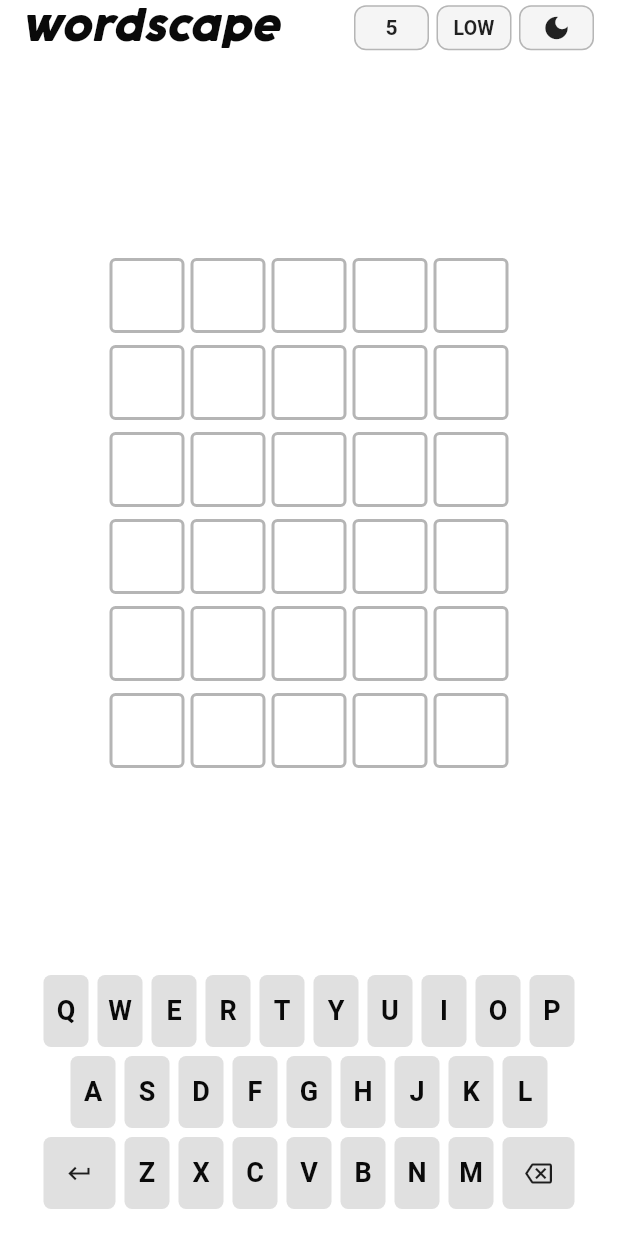
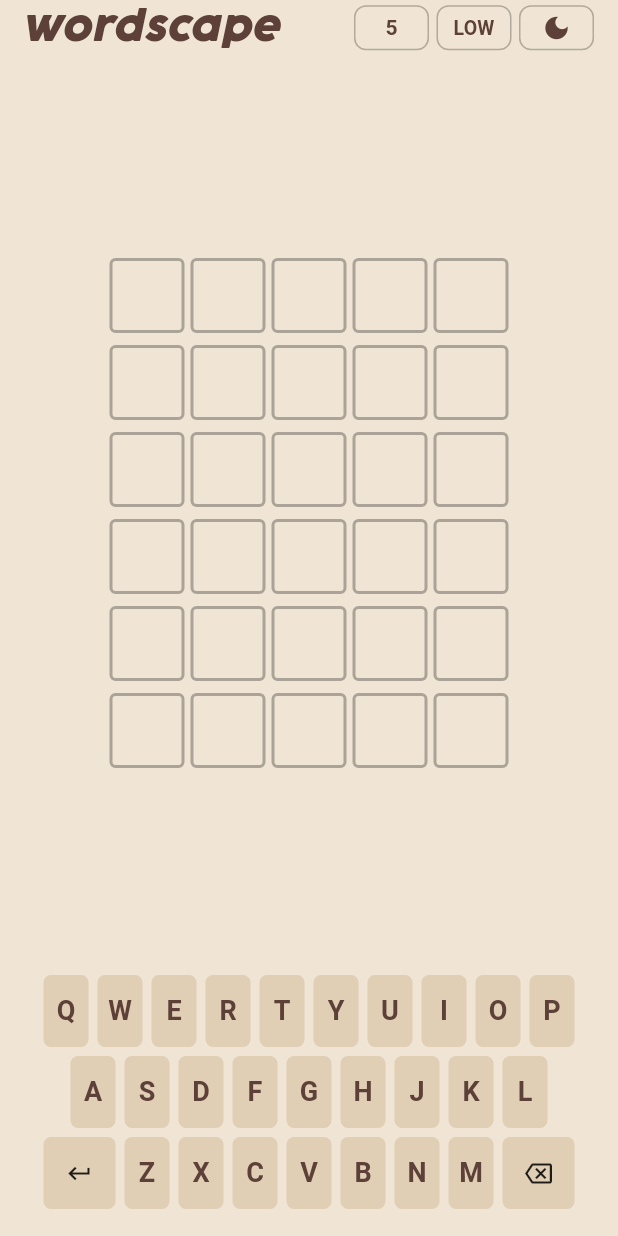
Before and after one commit to Rachit311299/wordle, a Flutter app: the screen it shows after launch, on a phone screen of 412 x 824 dp. Run offline on Flutter 3.47's test engine with Material 3 defaults, Android fonts, the light colour scheme and no system bars; our stand-ins replace flutter_riverpod, lottie, shared_preferences; project files that could hold a hidden picture were left out.

Commit message:
Theme overhaul

```diff
--- a/lib/providers/game_state_provider.dart
+++ b/lib/providers/game_state_provider.dart
@@ -147,7 +147,7 @@ class GameStateNotifier extends StateNotifier<GameState> {
       if (!state.wordBank.contains(currentAttempt)) {
         print("Enter Valid Word");
         CustomToast.show(context, "Not a valid word",
-            backgroundColor: const Color.fromARGB(255, 110, 110, 110),
+            backgroundColor: const Color(0xFF6B5645),
             shake: true,
             duration: Duration(seconds: 1));
 
@@ -184,7 +184,7 @@ class GameStateNotifier extends StateNotifier<GameState> {
         CustomToast.show(
           context,
           "Great! You've solved",
-          backgroundColor: Colors.green,
+          backgroundColor: AppTheme.gameColors.correctColor,
         );
         return;
       }
@@ -201,7 +201,7 @@ class GameStateNotifier extends StateNotifier<GameState> {
         CustomToast.show(
           context,
           "Game Over",
-          backgroundColor: Colors.red,
+          backgroundColor: AppTheme.gameColors.incorrectColor,
           shake: true,
         );
         HapticFeedback.heavyImpact();
--- a/lib/theme/theme_data.dart
+++ b/lib/theme/theme_data.dart
@@ -6,15 +6,15 @@ class AppTheme {
   static final ThemeData darkTheme = _buildDarkTheme();
 
   // Pre-define colors to avoid recreation
-  static final _lightSurfaceColor = Colors.white;
-  static final _darkSurfaceColor = Colors.grey[850]!;
+  static final _lightSurfaceColor = const Color(0xFFF0E5D4);
+  static final _darkSurfaceColor = const Color(0xFF2C1A10);
   static final _darkBackgroundColor = Colors.grey[900]!;
 
   static final gameColors = _GameColors();
 
   static ThemeData _buildLightTheme() {
     const textTheme = TextTheme(
-      bodyLarge: TextStyle(color: Color(0xFF333333)),
+      bodyLarge: TextStyle(color: Color(0xFF261816)),
       bodyMedium: TextStyle(color: Color(0xFF333333)),
     );
 
@@ -27,7 +27,7 @@ class AppTheme {
         primary: Colors.blue,
         secondary: Colors.blueAccent,
         surface: _lightSurfaceColor,
-        onSurface: const Color.fromARGB(255, 10, 10, 10),
+        onSurface: const Color(0xFF0A0A0A),
         surfaceVariant: _lightSurfaceColor,
         onSurfaceVariant: Colors.black87,
         outline: Colors.black26,
@@ -67,26 +67,27 @@ class AppTheme {
 
 class _GameColors {
   // Grid element colors
-  final Color lightDefaultGrey = const Color.fromARGB(255, 100, 100, 100);
-  final Color darkDefaultGrey = Colors.grey[900]!;
+  final Color lightDefaultGrey = const Color(0xFF73502D);
+  final Color darkDefaultGrey = const Color(0xFF502B11);
 
   // Key colors
-  final Color lightKeyDefault = const Color.fromARGB(44, 73, 73, 73);
-  final Color darkKeyDefault = Colors.grey[800]!;
-  final Color lightKeyUsed = Colors.grey[700]!;
-  final Color darkKeyUsed = Colors.grey[900]!;
+  final Color lightKeyDefault = const Color(0xFFE0CEB5);
+  final Color darkKeyDefault = const Color.fromARGB(255, 125, 99, 80);
+  final Color lightKeyUsed = const Color(0xFF86592D);
+  final Color darkKeyUsed = const Color(0xFF502B11);
 
   // Text colors
-  final Color lightTextColor = Colors.black;
-  final Color darkTextColor = Colors.white;
+  final Color lightTextColor = const Color(0xFF5D4037);
+  final Color darkTextColor = const Color(0xFFE6D7B9);
 
   // Icon colors
   final Color lightIconColor = Colors.black87;
   final Color darkIconColor = Colors.white70;
 
   // Game colors (theme independent)
-  final Color correctColor = Colors.green[600]!;
-  final Color misplacedColor = Colors.orange[400]!;
+  final Color correctColor = const Color(0xFF317039);
+  final Color misplacedColor = const Color(0xFFF1BE49);
+  final Color incorrectColor = const Color(0xFFCC4B24);
 
   // Get the appropriate color based on brightness
   Color getDefaultGrey(Brightness brightness) =>
--- a/lib/widgets/correctword_overlay.dart
+++ b/lib/widgets/correctword_overlay.dart
@@ -1,5 +1,6 @@
 import 'package:flutter/material.dart';
 import 'package:flutter/services.dart';
+import 'package:wordle/theme/theme_data.dart';
 import 'package:wordle/widgets/wordle_grid_element.dart';
 
 class CorrectWordOverlay {
@@ -76,7 +77,7 @@ class CorrectWordOverlay {
                                 pos: index,
                                 letter: correctWord[index],
                                 attempted: true,
-                                color: Colors.green,
+                                color: AppTheme.gameColors.incorrectColor
                               ),
                             ),
                           ),
@@ -98,6 +99,7 @@ class CorrectWordOverlay {
                                 color: theme.brightness == Brightness.dark
                                     ? Colors.white
                                     : Colors.black,
+
                               ),
                             ),
                           ),
--- a/lib/widgets/wordle_grid_element.dart
+++ b/lib/widgets/wordle_grid_element.dart
@@ -1,5 +1,6 @@
 import 'package:flutter/material.dart';
 import 'package:flutter/foundation.dart';
+import 'package:wordle/theme/theme_data.dart';
 
 class WordleGridElement extends StatefulWidget {
   final int pos;
@@ -27,10 +28,12 @@ class _WordleGridElementState extends State<WordleGridElement>
   String _previousLetter = '';
 
   // Static constants for better performance
-  static const BorderSide _transparentBorder = BorderSide(color: Colors.transparent, width: 2);
+  static const BorderSide _transparentBorder =
+      BorderSide(color: Colors.transparent, width: 2);
   static const double _emptyOpacity = 0.3;
   static const double _filledOpacity = 0.58;
-  static const BorderRadius _borderRadius = BorderRadius.all(Radius.circular(4));
+  static const BorderRadius _borderRadius =
+      BorderRadius.all(Radius.circular(4));
   static const Duration _webAnimationDuration = Duration(milliseconds: 290);
   static const Duration _mobileAnimationDuration = Duration(milliseconds: 300);
   static const EdgeInsets _containerPadding = EdgeInsets.all(10);
@@ -135,14 +138,17 @@ class _WordleGridElementState extends State<WordleGridElement>
     );
 
     // Show previous letter during animation for a smoother transition
-    final displayLetter = widget.letter.isEmpty && _previousLetter.isNotEmpty && _isAnimating
-        ? _previousLetter
-        : widget.letter;
+    final displayLetter =
+        widget.letter.isEmpty && _previousLetter.isNotEmpty && _isAnimating
+            ? _previousLetter
+            : widget.letter;
 
     final textStyle = TextStyle(
       fontSize: 22,
       fontWeight: FontWeight.bold,
-      color: widget.attempted ? Colors.white : onSurface,
+      color: widget.attempted
+          ? Colors.white
+          : AppTheme.gameColors.getTextColor(Theme.of(context).brightness),
     );
 
     return RepaintBoundary(
--- a/lib/widgets/wordle_key_element.dart
+++ b/lib/widgets/wordle_key_element.dart
@@ -37,13 +37,14 @@ class _WordleKeyElementState extends ConsumerState<WordleKeyElement> {
         case 'grey':
           return AppTheme.gameColors.getKeyUsed(Theme.of(context).brightness);
         default:
-          return AppTheme.gameColors.getKeyDefault(Theme.of(context).brightness);
+          return AppTheme.gameColors
+              .getKeyDefault(Theme.of(context).brightness);
       }
     }
 
     Color getTextColor() {
       if (letterState == 'default') {
-        return Theme.of(context).colorScheme.onSurface;
+        return AppTheme.gameColors.getTextColor(Theme.of(context).brightness);
       }
       return Colors.white;
     }
--- a/lib/widgets/wordle_title_bar.dart
+++ b/lib/widgets/wordle_title_bar.dart
@@ -2,6 +2,7 @@ import 'package:flutter/material.dart';
 import 'package:flutter_riverpod/flutter_riverpod.dart';
 import 'package:wordle/providers/game_settings_provider.dart';
 import 'package:wordle/providers/theme_provider.dart';
+import 'package:wordle/theme/theme_data.dart';
 
 
 class WordleTitleBar extends StatelessWidget {
@@ -20,7 +21,7 @@ class WordleTitleBar extends StatelessWidget {
               fontSize: 26,
               fontFamily: "Cocogoose",
               fontStyle: FontStyle.italic,
-              color: Theme.of(context).colorScheme.onSurface,
+              color: AppTheme.gameColors.getTextColor(Theme.of(context).brightness)
             ),
           ),
           Row(
@@ -51,7 +52,7 @@ class ThemeToggleButton extends ConsumerWidget {
       height: 30,
       child: OutlinedButton(
         style: OutlinedButton.styleFrom(
-          backgroundColor: Theme.of(context).colorScheme.surfaceContainerHighest,
+          backgroundColor: Theme.of(context).colorScheme.surface,
           side: BorderSide(color: Theme.of(context).colorScheme.outline),
           shape: RoundedRectangleBorder(
             borderRadius: BorderRadius.circular(8),
@@ -64,7 +65,7 @@ class ThemeToggleButton extends ConsumerWidget {
         child: Icon(
           isDarkMode ? Icons.light_mode : Icons.dark_mode,
           size: 20,
-          color: Theme.of(context).colorScheme.onSurfaceVariant,
+          color: AppTheme.gameColors.getTextColor(Theme.of(context).brightness),
         ),
       ),
     );
@@ -92,7 +93,7 @@ class WordSizeToggle extends ConsumerWidget {
       height: 30,
       child: OutlinedButton(
         style: OutlinedButton.styleFrom(
-          backgroundColor: Theme.of(context).colorScheme.surfaceContainerHighest,
+          backgroundColor: Theme.of(context).colorScheme.surface,
           side: BorderSide(color: Theme.of(context).colorScheme.outline),
           shape: RoundedRectangleBorder(
             borderRadius: BorderRadius.circular(8),
@@ -103,7 +104,7 @@ class WordSizeToggle extends ConsumerWidget {
         child: Text(
           gameSettings.wordsize.toString(),
           style: TextStyle(
-            color: Theme.of(context).colorScheme.onSurfaceVariant,
+            color: AppTheme.gameColors.getTextColor(Theme.of(context).brightness),
             fontWeight: FontWeight.bold,
           ),
         ),
@@ -147,7 +148,7 @@ class WordAttemptToggle extends ConsumerWidget {
       height: 30,
       child: OutlinedButton(
         style: OutlinedButton.styleFrom(
-          backgroundColor: Theme.of(context).colorScheme.surfaceContainerHighest,
+          backgroundColor: Theme.of(context).colorScheme.surface,
           side: BorderSide(color: Theme.of(context).colorScheme.outline),
           shape: RoundedRectangleBorder(
             borderRadius: BorderRadius.circular(8),
@@ -158,7 +159,7 @@ class WordAttemptToggle extends ConsumerWidget {
         child: Text(
           difftext,
           style: TextStyle(
-            color: Theme.of(context).colorScheme.onSurfaceVariant,
+            color: AppTheme.gameColors.getTextColor(Theme.of(context).brightness),
             fontWeight: FontWeight.bold,
             fontSize: 13,
           ),
```
